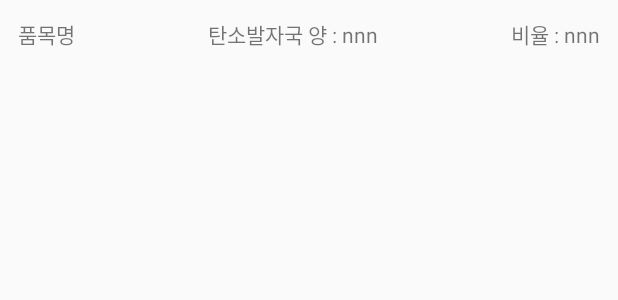
After one commit to MinYeongPark/Ecoworker, an Android app: the layout round_theme_3.xml on its own in the app's theme, with its tools: preview values and no code run, on a phone screen of 412 x 824 dp. The commit adds this screen. Shown: the top 300 px of the screen. Run offline under Robolectric (Android 15) with nearby library versions, the phone set to English and light mode, and no system bars; network calls fail.

Commit message:
Add chart feat (Done)

```diff
--- /dev/null
+++ b/app/src/main/res/layout/round_theme_3.xml
@@ -0,0 +1,52 @@
+<?xml version="1.0" encoding="utf-8"?>
+<LinearLayout xmlns:android="http://schemas.android.com/apk/res/android"
+    android:layout_width="match_parent"
+    android:layout_height="match_parent"
+    android:orientation="vertical">
+
+    <LinearLayout
+        android:layout_width="match_parent"
+        android:layout_height="wrap_content"
+        android:layout_margin="6dp"
+        android:orientation="horizontal"
+        android:padding="6dp">
+
+        <TextView
+            android:id="@+id/foodName"
+            android:layout_width="wrap_content"
+            android:layout_height="wrap_content"
+            android:text="품목명" />
+
+        <View
+            android:layout_width="match_parent"
+            android:layout_height="0dp"
+            android:layout_weight="1"></View>
+
+        <TextView
+            android:layout_width="wrap_content"
+            android:layout_height="wrap_content"
+            android:text="탄소발자국 양 : " />
+        <TextView
+            android:id="@+id/carbonAmount"
+            android:layout_width="wrap_content"
+            android:layout_height="wrap_content"
+            android:text="nnn" />
+
+        <View
+            android:layout_width="match_parent"
+            android:layout_height="0dp"
+            android:layout_weight="1"></View>
+
+        <TextView
+            android:layout_width="wrap_content"
+            android:layout_height="wrap_content"
+            android:text="비율 : " />
+        <TextView
+            android:id="@+id/carbonValue"
+            android:layout_width="wrap_content"
+            android:layout_height="wrap_content"
+            android:text="nnn" />
+    </LinearLayout>
+
+
+</LinearLayout>
```
Also changed, not shown: app/src/main/java/org/techtown/ecoworker/stat/CustomAdapter3.java (added, +62 -0 lines), app/src/main/java/org/techtown/ecoworker/stat/StatActivity.java (+79 -45 lines), app/src/main/res/layout/activity_stat.xml (+30 -0 lines).
